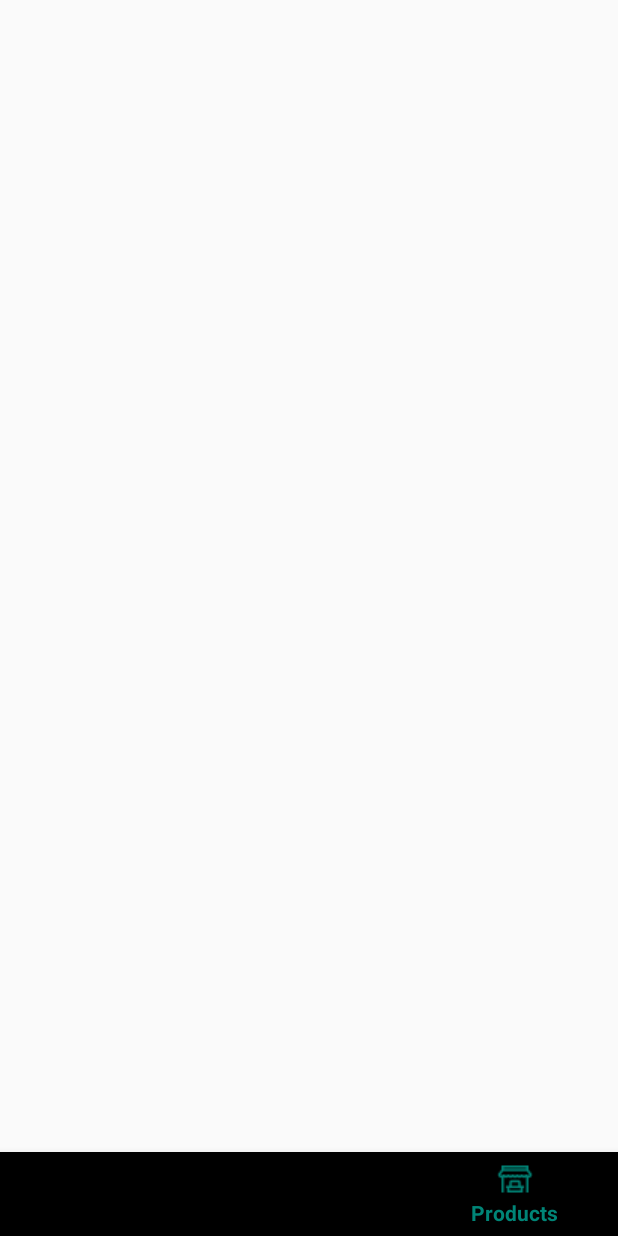
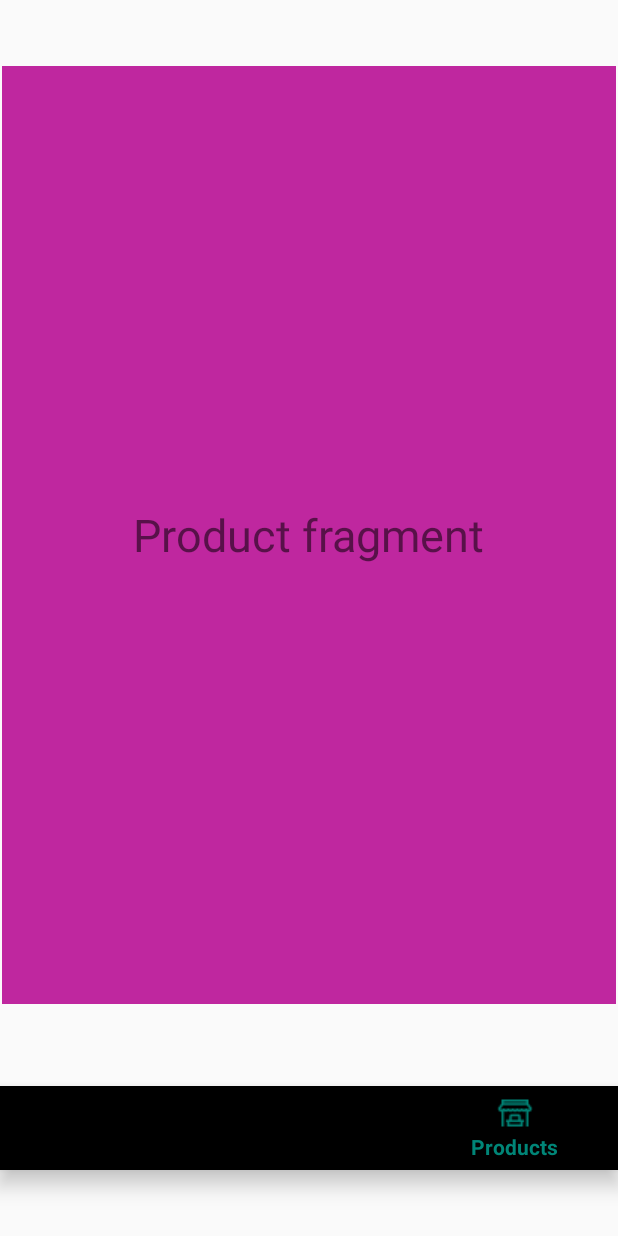
Before and after one commit to NahshonSatat/EasyManage, an Android app: the HomePage screen opened directly, with no data from a screen before it, item 3 of the bottom bar chosen, on a phone screen of 412 x 824 dp. Run offline under Robolectric (Android 15) with nearby library versions, the phone set to English and light mode, and no system bars.

```diff
--- /dev/null
+++ b/app/src/main/java/com/example/easymanage/HomeFragemnt.java
@@ -0,0 +1,18 @@
+package com.example.easymanage;
+
+import android.os.Bundle;
+import android.view.LayoutInflater;
+import android.view.View;
+import android.view.ViewGroup;
+
+import androidx.annotation.NonNull;
+import androidx.annotation.Nullable;
+import androidx.fragment.app.Fragment;
+
+public class HomeFragemnt extends Fragment {
+    @Nullable
+    @Override
+    public View onCreateView(@NonNull LayoutInflater inflater, @Nullable ViewGroup container, @Nullable Bundle savedInstanceState) {
+        return inflater.inflate(R.layout.fragment_home,container,false);
+    }
+}
--- a/app/src/main/java/com/example/easymanage/HomePage.java
+++ b/app/src/main/java/com/example/easymanage/HomePage.java
@@ -1,8 +1,13 @@
 package com.example.easymanage;
 
+import androidx.annotation.NonNull;
 import androidx.appcompat.app.AppCompatActivity;
+import androidx.fragment.app.Fragment;
 
 import android.os.Bundle;
+import android.view.MenuItem;
+
+import com.google.android.material.bottomnavigation.BottomNavigationView;
 
 public class HomePage extends AppCompatActivity {
 
@@ -10,5 +15,35 @@ public class HomePage extends AppCompatActivity {
     protected void onCreate(Bundle savedInstanceState) {
         super.onCreate(savedInstanceState);
         setContentView(R.layout.activity_home_page);
+
+        BottomNavigationView bottomNav = findViewById(R.id.navigation);
+        bottomNav.setOnNavigationItemSelectedListener(navListener);
+        getSupportFragmentManager().beginTransaction().replace(R.id.frameLayout,new HomeFragemnt()).commit();
+
+
     }
+
+
+
+
+    private BottomNavigationView.OnNavigationItemSelectedListener navListener = new BottomNavigationView.OnNavigationItemSelectedListener() {
+        @Override
+        public boolean onNavigationItemSelected(@NonNull MenuItem menuItem) {
+            Fragment selectedFragment = null ;
+            switch (menuItem.getItemId()) {
+                case R.id.navigation_home:
+                    selectedFragment = new HomeFragemnt();
+                    break;
+                case R.id.navigation_orders:
+                    selectedFragment = new OrderFragment();
+                    break;
+                case R.id.navigation_products:
+                    selectedFragment = new ProductFragment();
+                    break;
+            }
+
+            getSupportFragmentManager().beginTransaction().replace(R.id.frameLayout,selectedFragment).commit();
+            return true;
+        }
+    };
 }
--- a/app/src/main/java/com/example/easymanage/MainActivity.java
+++ b/app/src/main/java/com/example/easymanage/MainActivity.java
@@ -60,7 +60,8 @@ public class MainActivity extends AppCompatActivity {
     }
 
     private void updateUI(FirebaseUser user) {
-
+        Intent intent = new Intent(getApplicationContext(),HomePage.class);
+        startActivity(intent);
     }
 
     private String getEmail() {
--- /dev/null
+++ b/app/src/main/java/com/example/easymanage/ProductFragment.java
@@ -0,0 +1,18 @@
+package com.example.easymanage;
+
+import android.os.Bundle;
+import android.view.LayoutInflater;
+import android.view.View;
+import android.view.ViewGroup;
+
+import androidx.annotation.NonNull;
+import androidx.annotation.Nullable;
+import androidx.fragment.app.Fragment;
+
+public class ProductFragment extends Fragment {
+    @Nullable
+    @Override
+    public View onCreateView(@NonNull LayoutInflater inflater, @Nullable ViewGroup container, @Nullable Bundle savedInstanceState) {
+        return inflater.inflate(R.layout.fragment_products,container,false);
+    }
+}
--- a/app/src/main/res/layout/activity_home_page.xml
+++ b/app/src/main/res/layout/activity_home_page.xml
@@ -6,18 +6,32 @@
     android:layout_height="match_parent"
     tools:context=".HomePage">
 
+
     <com.google.android.material.bottomnavigation.BottomNavigationView
         android:id="@+id/navigation"
         android:layout_width="match_parent"
         android:layout_height="56dp"
         android:layout_gravity="start"
-        android:layout_marginTop="627dp"
+        android:layout_marginTop="4dp"
         app:layout_constraintBottom_toBottomOf="parent"
         app:layout_constraintEnd_toEndOf="parent"
-        app:layout_constraintHorizontal_bias="1.0"
+        app:layout_constraintHorizontal_bias="0.0"
         app:layout_constraintStart_toStartOf="parent"
-        app:layout_constraintTop_toTopOf="parent"
-        app:layout_constraintVertical_bias="1.0"
-        app:menu="@menu/botton_navigation" />
+        app:layout_constraintTop_toBottomOf="@+id/frameLayout"
+        app:menu="@menu/bottom_navigation" />
+
+    <FrameLayout
+        android:id="@+id/frameLayout"
+        android:layout_width="409dp"
+        android:layout_height="625dp"
+        android:layout_marginBottom="7dp"
+        android:background="@color/colorAccent"
+        app:layout_constraintBottom_toTopOf="@+id/navigation"
+        app:layout_constraintEnd_toEndOf="parent"
+        app:layout_constraintStart_toStartOf="parent"
+        app:layout_constraintTop_toTopOf="parent">
+
+    </FrameLayout>
+
 
 </androidx.constraintlayout.widget.ConstraintLayout>
--- /dev/null
+++ b/app/src/main/res/layout/fragment_products.xml
@@ -0,0 +1,13 @@
+<?xml version="1.0" encoding="utf-8"?>
+<RelativeLayout xmlns:android="http://schemas.android.com/apk/res/android"
+    android:layout_width="match_parent" android:layout_height="match_parent"
+    android:background="@color/colorPurpleT"
+    >
+    <TextView
+        android:layout_width="wrap_content"
+        android:layout_height="wrap_content"
+        android:text="Product fragment"
+        android:textSize="30sp"
+        android:layout_centerInParent="true"
+        />
+</RelativeLayout>
```
Also changed, not shown: app/src/main/java/com/example/easymanage/OrderFragment.java (added, +18 -0 lines), app/src/main/res/layout/fragment_home.xml (added, +13 -0 lines), app/src/main/res/layout/fragment_order.xml (added, +13 -0 lines), app/src/main/res/menu/bottom_navigation.xml (renamed from app/src/main/res/menu/botton_navigation.xml).
